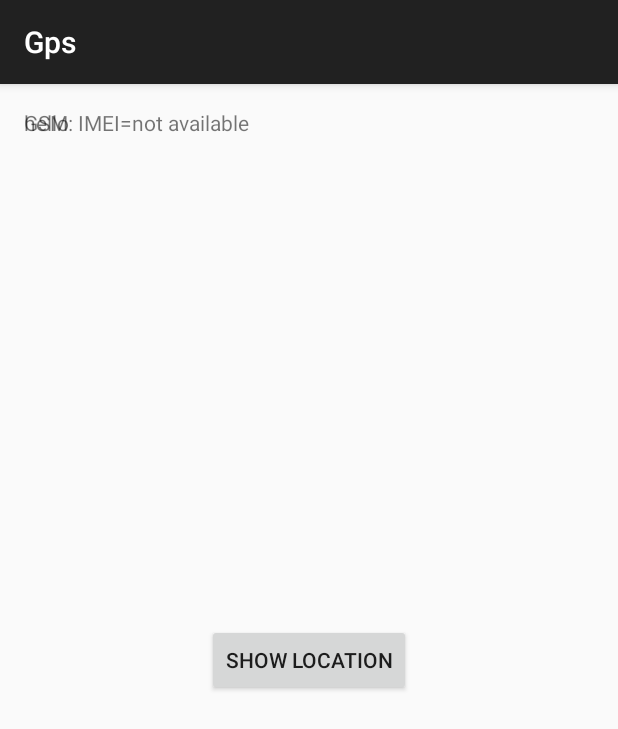
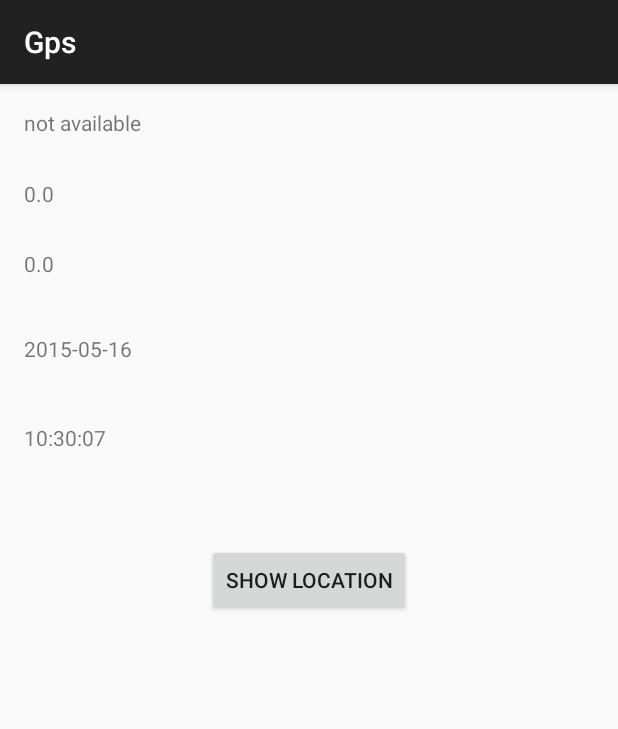
Before and after one commit to ChathurangaSandun/GPS, an Android app: the screen it shows after launch (MainActivity), after a tap on "SHOW LOCATION", on a phone screen of 412 x 824 dp. Shown: the top 729 px of the screen. Run offline under Robolectric (Android 15) with nearby library versions, the light colour scheme and no system bars.

Commit message:
Clear update android app for data

```diff
--- a/Gps3/app/src/main/AndroidManifest.xml
+++ b/Gps3/app/src/main/AndroidManifest.xml
@@ -8,6 +8,11 @@
         android:name="android.permission.INTERNET"
         />
 
+
+    <uses-permission
+        android:name="android.permission.READ_PHONE_STATE"
+
+        />
 
     <uses-permission
         android:name="android.permission.READ_PHONE_STATE"
--- a/Gps3/app/src/main/java/com/example/chathuranga_pamba/gps/AndroidTelephonyManager.java
+++ b/Gps3/app/src/main/java/com/example/chathuranga_pamba/gps/AndroidTelephonyManager.java
@@ -22,13 +22,13 @@ public class AndroidTelephonyManager  {   // for imei number
         int phoneType = phonyManager.getPhoneType();
         switch(phoneType){
             case TelephonyManager.PHONE_TYPE_NONE:
-                return "NONE: " + id;
+                return id;
 
             case TelephonyManager.PHONE_TYPE_GSM:
-                return "GSM: IMEI=" + id;
+                return  id;
 
             case TelephonyManager.PHONE_TYPE_CDMA:
-                return "CDMA: MEID/ESN=" + id;
+                return  id;
 
  /*
   *  for API Level 11 or above
@@ -37,7 +37,7 @@ public class AndroidTelephonyManager  {   // for imei number
   */
 
             default:
-                return "UNKNOWN: ID=" + id;
+                return  id;
         }
 
     }
--- a/Gps3/app/src/main/java/com/example/chathuranga_pamba/gps/MainActivity.java
+++ b/Gps3/app/src/main/java/com/example/chathuranga_pamba/gps/MainActivity.java
@@ -1,9 +1,11 @@
 package com.example.chathuranga_pamba.gps;
 
 import android.content.Context;
+import android.content.Intent;
 import android.support.v7.app.ActionBarActivity;
 import android.os.Bundle;
 import android.telephony.TelephonyManager;
+import android.util.Log;
 import android.view.Menu;
 import android.view.MenuItem;
 import android.view.View;
@@ -11,27 +13,78 @@ import android.widget.Button;
 import android.widget.TextView;
 import android.widget.Toast;
 
+import org.apache.http.HttpEntity;
+import org.apache.http.HttpResponse;
+import org.apache.http.NameValuePair;
+import org.apache.http.client.ClientProtocolException;
+import org.apache.http.client.HttpClient;
+import org.apache.http.client.entity.UrlEncodedFormEntity;
+import org.apache.http.client.methods.HttpPost;
+import org.apache.http.impl.client.DefaultHttpClient;
+import org.apache.http.message.BasicNameValuePair;
+import org.apache.http.params.HttpParams;
+
+import java.io.IOException;
+
+import java.io.*;
+import java.io.UnsupportedEncodingException;
+import java.text.DateFormat;
+import java.text.SimpleDateFormat;
+import java.util.ArrayList;
+import java.util.Calendar;
+import java.util.List;
+
+import static java.util.Calendar.*;
+
 
 public class MainActivity extends ActionBarActivity {
 
 
     Button btnShowLocation;
     TextView textDeviceID;
+    TextView latitudeText;
+    TextView longitudeText;
+    TextView dateText;
+    TextView timeText;
+
+
+    String imeiNumber;
+    double latitude;
+    double longitude;
+    String date;
+    String time;
+
+
 
     GpsTracker gps;
+    InputStream content = null;
 
     @Override
     protected void onCreate(Bundle savedInstanceState) {
         super.onCreate(savedInstanceState);
         setContentView(R.layout.activity_main);
 
+
         textDeviceID = (TextView)findViewById(R.id.deviceid);
+        latitudeText = (TextView)findViewById(R.id.latitudeText);
+        longitudeText = (TextView)findViewById(R.id.longitudeText);
+        dateText = (TextView)findViewById(R.id.dateText);
+        timeText = (TextView)findViewById(R.id.timeText);
+
+
+
+        //get data
+
+        //imei number
         TelephonyManager telephonyManager = (TelephonyManager)getSystemService(Context.TELEPHONY_SERVICE);
         AndroidTelephonyManager androidTelephonyManager = new AndroidTelephonyManager();
-        textDeviceID.setText(androidTelephonyManager.getDeviceID(telephonyManager));
+        imeiNumber= androidTelephonyManager.getDeviceID(telephonyManager);
 
+        // imri numnber to text
+        textDeviceID.setText(imeiNumber);
 
         btnShowLocation = (Button) findViewById(R.id.show_location);
+
 
 
         btnShowLocation.setOnClickListener(new View.OnClickListener() {
@@ -40,10 +93,35 @@ public class MainActivity extends ActionBarActivity {
                 gps = new GpsTracker(MainActivity.this);
 
                 if(gps.CanGetLocation()){
-                    double latitude = gps.getLatitide();
-                    double longtitude = gps.getLongtitude();
+                    //codinates
+                    latitude = gps.getLatitide();
+                   longitude = gps.getLongtitude();
 
-                    Toast.makeText(getApplicationContext(),"Your Location--\nLat : "+latitude+"\nLon : "+ longtitude,Toast.LENGTH_LONG).show();
+                    //date and time
+                    DateFormat dateFormat = new SimpleDateFormat("yyyy-MM-dd");
+                    date = dateFormat.format(getInstance().getTime());
+                    DateFormat timeFormat = new SimpleDateFormat("HH:mm:ss");
+                    time = timeFormat.format(getInstance().getTime());
+
+                    //codinates to text
+                    latitudeText.setText(String.valueOf(latitude));
+                    longitudeText.setText(String.valueOf(longitude));
+
+                    //date and time to text
+                    dateText.setText(date);
+                    timeText.setText(time);
+
+
+
+
+
+
+
+
+
+                    Toast.makeText(getApplicationContext(),"Your Location--\nLat : "+latitude+"\nLon : "+ longitude,Toast.LENGTH_LONG).show();
+
+
 
                 }else {
                     gps.showSettingsAlerts();
@@ -53,7 +131,12 @@ public class MainActivity extends ActionBarActivity {
 
 
 
+
+
+
             }
+
+
         });
     }
 
--- a/Gps3/app/src/main/res/layout/activity_main.xml
+++ b/Gps3/app/src/main/res/layout/activity_main.xml
@@ -10,23 +10,52 @@
         android:layout_width="wrap_content"
         android:layout_height="wrap_content"
         android:text="show Location"
-        android:layout_centerVertical="true"
-        android:layout_centerHorizontal="true"
 
 
-
-        />
-
+        android:layout_below="@+id/timeText"
+        android:layout_centerHorizontal="true"
+        android:layout_marginTop="61dp" />
     <TextView
-        android:layout_height="wrap_content"
-        android:layout_width="fill_parent"
-        android:text="hello"
-        />
-
-        <TextView
             android:id="@+id/deviceid"
             android:layout_height="wrap_content"
             android:layout_width="fill_parent"/>
 
+    <TextView
+        android:id="@+id/latitudeText"
+        android:layout_height="wrap_content"
+        android:layout_width="fill_parent"
+        android:layout_below="@+id/deviceid"
+        android:layout_toStartOf="@+id/show_location"
+        android:layout_marginTop="28dp"
+        android:layout_alignRight="@+id/deviceid"
+        android:layout_alignEnd="@+id/deviceid" />
+
+    <TextView
+        android:id="@+id/longitudeText"
+        android:layout_height="wrap_content"
+        android:layout_width="fill_parent"
+        android:layout_marginTop="27dp"
+        android:layout_below="@+id/latitudeText"
+        android:layout_alignParentLeft="true"
+        android:layout_alignParentStart="true" />
+
+    <TextView
+        android:id="@+id/dateText"
+        android:layout_height="wrap_content"
+        android:layout_width="fill_parent"
+        android:layout_marginTop="37dp"
+        android:layout_below="@+id/longitudeText"
+        android:layout_alignParentLeft="true"
+        android:layout_alignParentStart="true" />
+
+    <TextView
+        android:id="@+id/timeText"
+        android:layout_height="wrap_content"
+        android:layout_width="fill_parent"
+        android:layout_marginTop="40dp"
+        android:layout_below="@+id/dateText"
+        android:layout_alignParentLeft="true"
+        android:layout_alignParentStart="true" />
+
 
 </RelativeLayout>
```
Also changed, not shown: Gps3/app/src/main/java/com/example/chathuranga_pamba/gps/JSONParser.java (added, +101 -0 lines), 1 other file.
